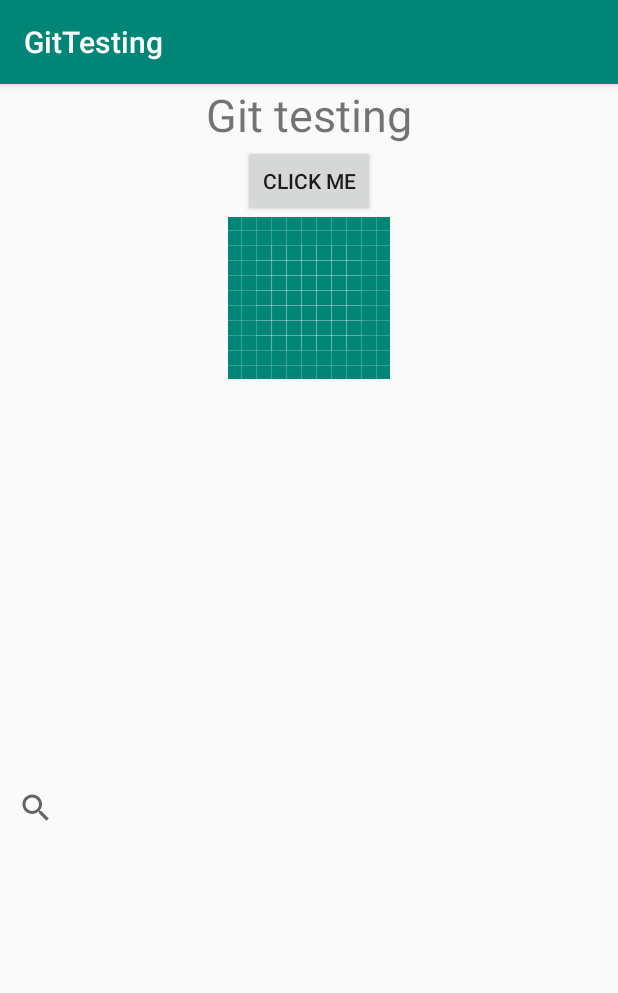
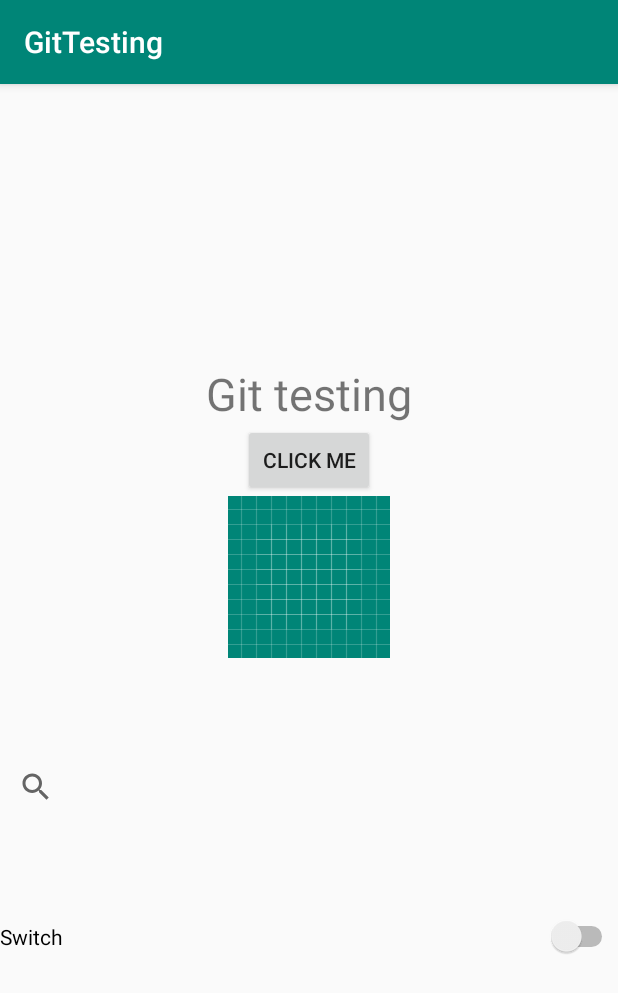
Before and after one commit to gotest1658/GitTesting, an Android app: the screen it shows after launch (MainActivity), on a phone screen of 412 x 824 dp. Shown: the top 993 px of the screen. Run offline under Robolectric (Android 15) with nearby library versions, the phone set to English and light mode, and no system bars.

Commit message:
Added a new switch widget

```diff
--- a/app/src/main/res/layout/activity_main.xml
+++ b/app/src/main/res/layout/activity_main.xml
@@ -26,6 +26,12 @@
 
    <SearchView
        android:layout_width="match_parent"
-       android:layout_height="match_parent" />
+       android:layout_height="172dp" />
+
+   <Switch
+       android:id="@+id/switch1"
+       android:layout_width="match_parent"
+       android:layout_height="wrap_content"
+       android:text="Switch" />
 
 </LinearLayout>
```
